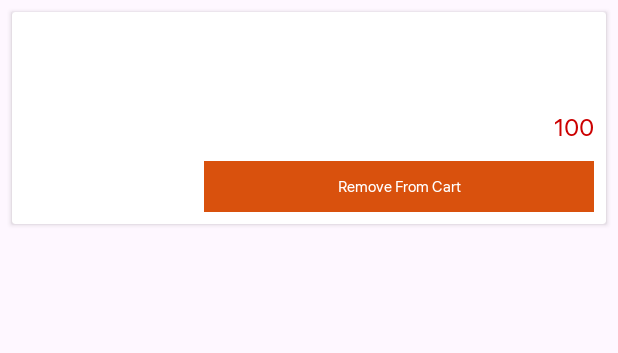
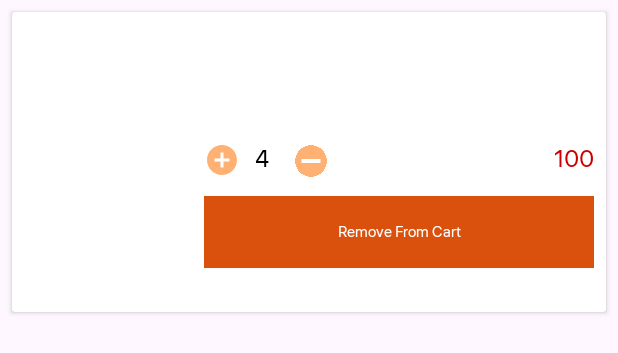
Before and after one commit to vinayparihar26/restaurant-_petpujja_app, an Android app: the layout item_view_cart.xml on its own in the app's theme, with its tools: preview values and no code run, on a phone screen of 412 x 824 dp. Shown: the top 353 px of the screen. Run offline under Robolectric (Android 15) with nearby library versions, the phone set to English and light mode, and no system bars.

Commit message:
change Cart Item View

```diff
--- a/app/src/main/res/layout/item_view_cart.xml
+++ b/app/src/main/res/layout/item_view_cart.xml
@@ -4,18 +4,18 @@
     android:layout_width="match_parent"
     android:layout_height="wrap_content"
     android:layout_margin="8dp"
-    android:elevation="4dp">
+    android:background="@color/white">
 
     <LinearLayout
         android:layout_width="match_parent"
-        android:layout_height="wrap_content"
+        android:layout_height="@dimen/_200sdp"
         android:gravity="center_vertical"
         android:padding="8dp">
 
         <ImageView
             android:id="@+id/menuImage"
             android:layout_width="@dimen/_100sdp"
-            android:layout_height="@dimen/_125sdp"
+            android:layout_height="@dimen/_130sdp"
             android:padding="@dimen/_10sdp"
             android:scaleType="centerCrop" />
 
@@ -49,6 +49,7 @@
                 android:layout_width="match_parent"
                 android:layout_height="wrap_content"
                 android:orientation="horizontal"
+                android:layout_marginBottom="@dimen/_5sdp"
                 android:layout_marginTop="@dimen/_10sdp">
 
                 <LinearLayout
@@ -56,15 +57,30 @@
                     android:layout_height="wrap_content"
                     android:layout_weight="1">
 
+                    <ImageView
+                        android:id="@+id/increment"
+                        android:layout_width="wrap_content"
+                        android:layout_height="wrap_content"
+                        android:src="@drawable/ic_add"
+                        app:tint="@color/lightOrange"
+                        android:layout_marginEnd="@dimen/_10sdp"/>
 
                     <TextView
                         android:id="@+id/menuQuantity"
                         android:layout_width="wrap_content"
                         android:layout_height="wrap_content"
                         android:layout_marginEnd="@dimen/_5sdp"
+                        android:text="4"
                         android:textColor="@color/black"
                         android:textSize="16sp" />
 
+                    <ImageView
+                        android:id="@+id/decrement"
+                        android:layout_width="@dimen/_25sdp"
+                        android:layout_height="@dimen/_25sdp"
+                        android:src="@drawable/ic_minus"
+                        app:tint="@color/lightOrange"
+                        android:layout_marginStart="@dimen/_10sdp"/>
 
                 </LinearLayout>
 
@@ -91,12 +107,9 @@
                 android:layout_width="match_parent"
                 android:layout_height="wrap_content"
                 android:background="@color/black"
+                android:layout_marginTop="@dimen/_5sdp"
                 android:text="Remove From Cart"
-                android:textSize="@dimen/_10sdp"
-                android:layout_gravity="end"
-                android:layout_marginTop="@dimen/_10sdp"/>
-
-
+                android:textSize="@dimen/_10sdp"/>
 
         </LinearLayout>
     </LinearLayout>
```
